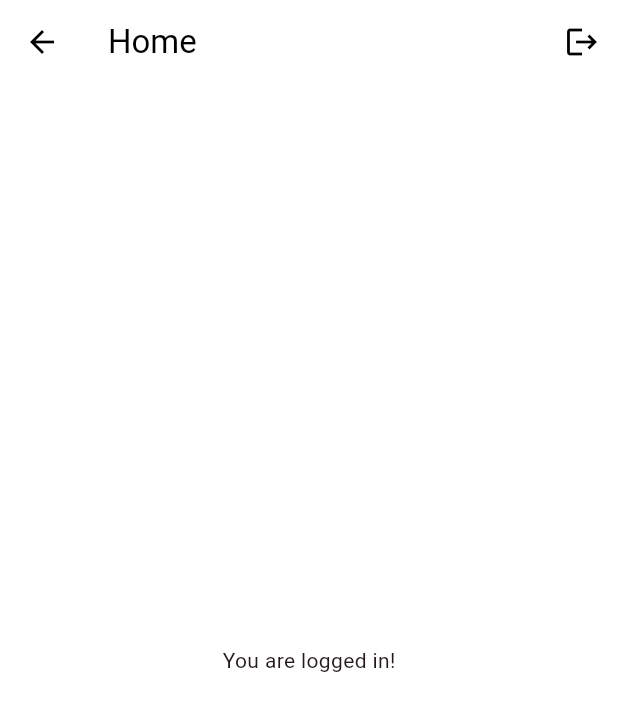
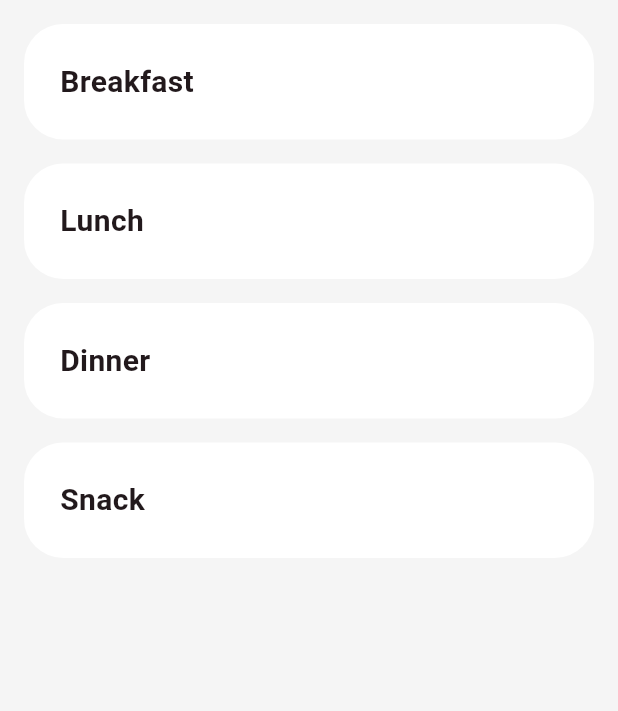
Before and after one commit to bstamenkovits/neutrino-calorie-tracker, a Flutter app: the HomePage screen opened directly, on a phone screen of 412 x 824 dp. Shown: the top 711 px of the screen. Run offline on Flutter 3.47's test engine with Material 3 defaults, Android fonts, the phone set to English and light mode, and no system bars; our stand-ins replace flutter_dotenv, supabase_flutter; accounts and stored records are empty.

Commit message:
feat: add TestPage for Supabase data testing and update HomePage layout with meal containers

```diff
--- a/lib/main.dart
+++ b/lib/main.dart
@@ -3,6 +3,8 @@ import 'package:supabase_flutter/supabase_flutter.dart';
 import 'package:flutter_dotenv/flutter_dotenv.dart';
 import 'package:neutrino_calorie_tracker/pages/auth_page.dart';
 import 'package:neutrino_calorie_tracker/pages/home_page.dart';
+import 'package:neutrino_calorie_tracker/pages/test_page.dart';
+
 
 Future<void> main() async {
   WidgetsFlutterBinding.ensureInitialized();
@@ -71,7 +73,8 @@ class AuthWrapper extends StatelessWidget {
 
         // route user based on supabase session
         if (session != null) {
-          return const HomePage();
+          // return const HomePage();
+          return const TestPage();
         } else {
           return const AuthPage();
         }
--- a/lib/pages/home_page.dart
+++ b/lib/pages/home_page.dart
@@ -7,19 +7,35 @@ class HomePage extends StatelessWidget {
   @override
   Widget build(BuildContext context) {
     return Scaffold(
-      appBar: AppBar(
-        title: const Text('Home'),
-        actions: [
-          IconButton(
-            icon: const Icon(Icons.logout),
-            onPressed: () async {
-              await Supabase.instance.client.auth.signOut();
-            },
-          ),
-        ],
+      backgroundColor: Colors.grey[100],
+      body: SafeArea(
+        child: ListView(
+          padding: const EdgeInsets.all(16.0),
+          children: [
+            _buildMealContainer('Breakfast'),
+            _buildMealContainer('Lunch'),
+            _buildMealContainer('Dinner'),
+            _buildMealContainer('Snack'),
+          ],
+        ),
       ),
-      body: const Center(
-        child: Text('You are logged in!'),
+    );
+  }
+
+  Widget _buildMealContainer(String title) {
+    return Container(
+      margin: const EdgeInsets.only(bottom: 16.0),
+      padding: const EdgeInsets.all(24.0),
+      decoration: BoxDecoration(
+        color: Colors.white,
+        borderRadius: BorderRadius.circular(26.0),
+      ),
+      child: Text(
+        title,
+        style: const TextStyle(
+          fontSize: 20,
+          fontWeight: FontWeight.bold,
+        ),
       ),
     );
   }
```
Also changed, not shown: lib/pages/test_page.dart (added, +37 -0 lines).
